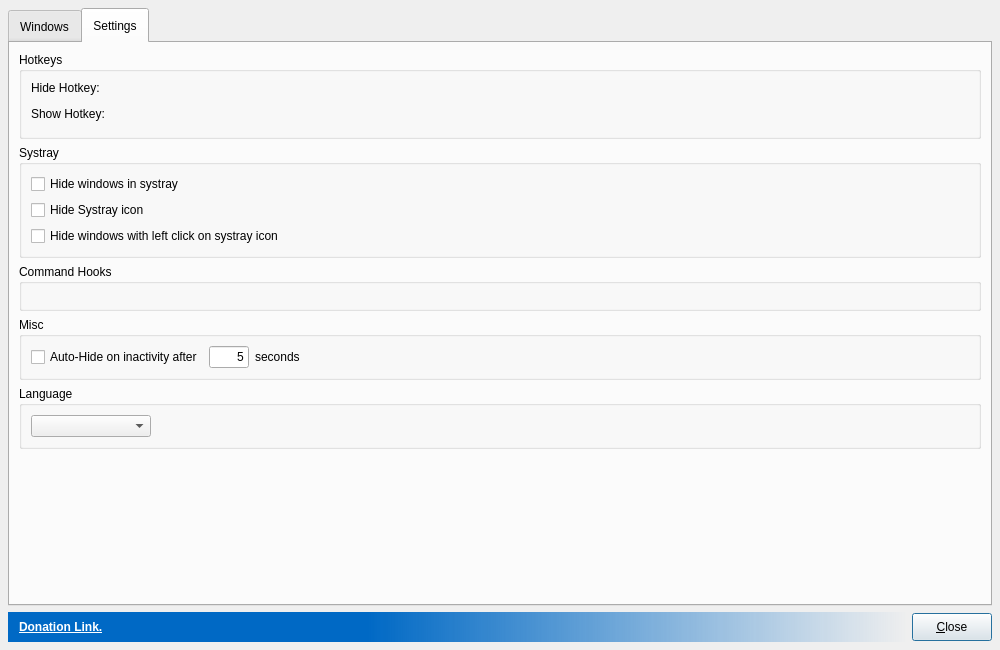
Before: the Qt Designer form src/ui/bosskeydialog.ui in solaristhesun/bosskey, drawn with Qt 5.
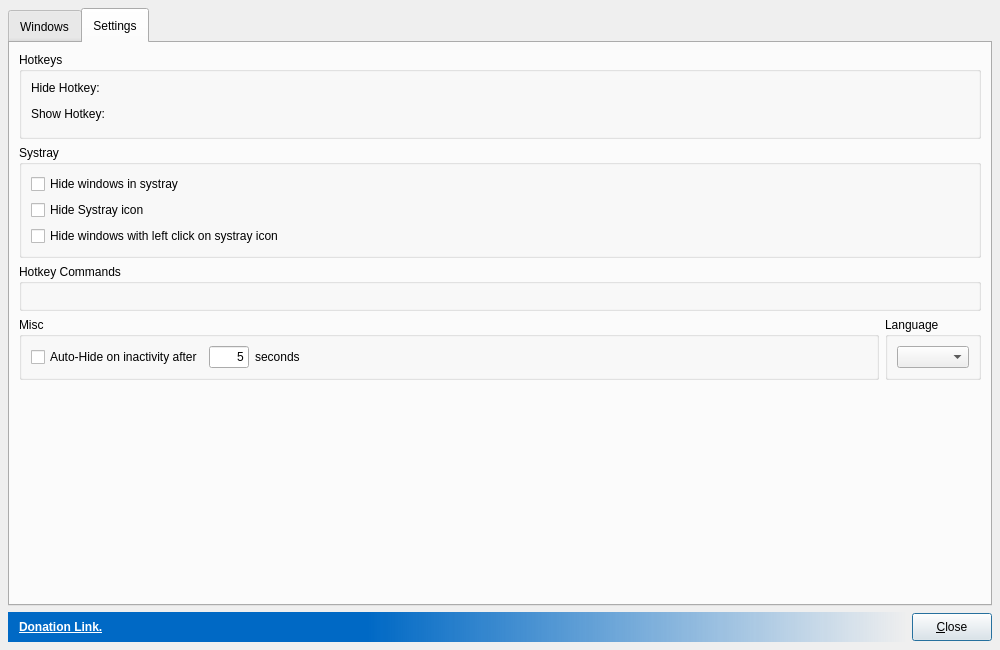
After: the same form once the commit is applied. Icons and pictures are not drawn. Custom widgets are drawn as their Qt base class.

Patch:
```diff
--- a/src/ui/bosskeydialog.ui
+++ b/src/ui/bosskeydialog.ui
@@ -552,7 +552,7 @@
        <item>
         <widget class="QGroupBox" name="groupBox">
          <property name="title">
-          <string>Command Hooks</string>
+          <string>Hotkey Commands</string>
          </property>
          <layout class="QVBoxLayout" name="verticalLayout_4">
           <item>
@@ -572,6 +572,8 @@
          </layout>
         </widget>
        </item>
+       <item>
+        <layout class="QHBoxLayout" name="horizontalLayout_8" stretch="0,0">
        <item>
         <widget class="QGroupBox" name="miscGroupBox">
          <property name="title">
@@ -652,6 +654,8 @@
           </item>
          </layout>
         </widget>
+         </item>
+        </layout>
        </item>
        <item>
         <spacer name="verticalSpacer">
```
Left out of the diff: 6 changed lines with no effect on the pictures. Lines whose indentation alone changed are shown as unchanged.
